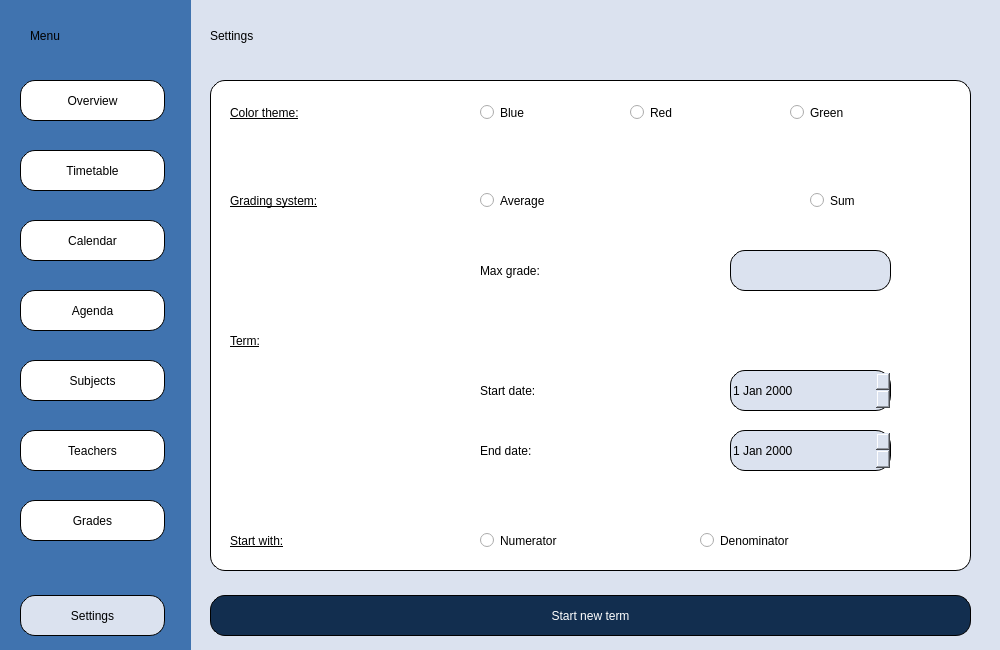
First picture: the form in Planner/settingsmain.ui, repository BeliaViktoria/Planner, before the edit.
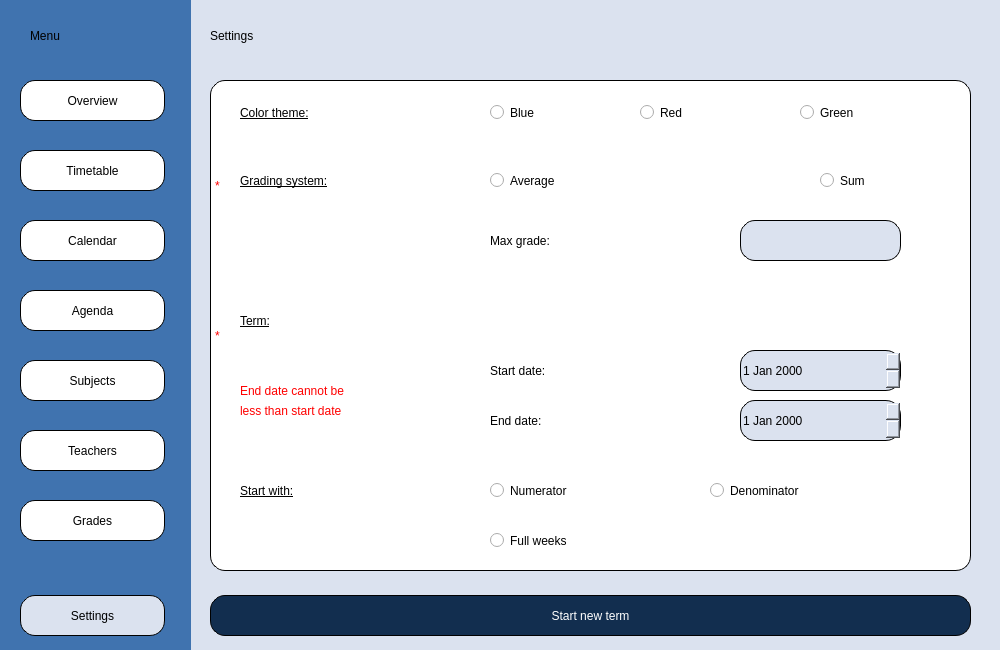
Second picture: the form after the edit.

```diff
--- a/Planner/settingsmain.ui
+++ b/Planner/settingsmain.ui
@@ -98,6 +98,149 @@
 border-width: 1px;
 border-color:rgb(0, 0, 0);</string>
     </property>
+    <widget class="QLabel" name="label_NessesaryField_1">
+     <property name="geometry">
+      <rect>
+       <x>5</x>
+       <y>90</y>
+       <width>16</width>
+       <height>31</height>
+      </rect>
+     </property>
+     <property name="styleSheet">
+      <string notr="true">border-width:0px;
+font: 14pt &quot;Gentium Book Basic&quot;;
+color:red;</string>
+     </property>
+     <property name="text">
+      <string>*</string>
+     </property>
+    </widget>
+    <widget class="QLabel" name="label_NessesaryField_2">
+     <property name="geometry">
+      <rect>
+       <x>5</x>
+       <y>240</y>
+       <width>16</width>
+       <height>31</height>
+      </rect>
+     </property>
+     <property name="styleSheet">
+      <string notr="true">border-width:0px;
+font: 14pt &quot;Gentium Book Basic&quot;;
+color:red;</string>
+     </property>
+     <property name="text">
+      <string>*</string>
+     </property>
+    </widget>
+    <widget class="QWidget" name="widget_GradingSystem" native="true">
+     <property name="geometry">
+      <rect>
+       <x>20</x>
+       <y>70</y>
+       <width>731</width>
+       <height>121</height>
+      </rect>
+     </property>
+     <property name="styleSheet">
+      <string notr="true">background-color:white;
+border-width:0px;
+</string>
+     </property>
+     <widget class="QLabel" name="label_GradingSystem">
+      <property name="geometry">
+       <rect>
+        <x>10</x>
+        <y>10</y>
+        <width>211</width>
+        <height>41</height>
+       </rect>
+      </property>
+      <property name="styleSheet">
+       <string notr="true">color: black;
+font: 75 18pt &quot;Gentium Book Basic&quot;;
+background-color: rgb(255, 255, 255);
+text-decoration: underline;</string>
+      </property>
+      <property name="text">
+       <string>Grading system:</string>
+      </property>
+     </widget>
+     <widget class="QRadioButton" name="radioButton_Average">
+      <property name="geometry">
+       <rect>
+        <x>260</x>
+        <y>10</y>
+        <width>131</width>
+        <height>41</height>
+       </rect>
+      </property>
+      <property name="styleSheet">
+       <string notr="true">color: black;
+font: 75 18pt &quot;Gentium Book Basic&quot;;
+background-color: rgb(255, 255, 255);</string>
+      </property>
+      <property name="text">
+       <string>Average</string>
+      </property>
+     </widget>
+     <widget class="QRadioButton" name="radioButton_Sum">
+      <property name="geometry">
+       <rect>
+        <x>590</x>
+        <y>10</y>
+        <width>81</width>
+        <height>41</height>
+       </rect>
+      </property>
+      <property name="styleSheet">
+       <string notr="true">color: black;
+font: 75 18pt &quot;Gentium Book Basic&quot;;
+background-color: rgb(255, 255, 255);</string>
+      </property>
+      <property name="text">
+       <string>Sum</string>
+      </property>
+     </widget>
+     <widget class="QLineEdit" name="lineEdit_MaxGrade">
+      <property name="geometry">
+       <rect>
+        <x>510</x>
+        <y>70</y>
+        <width>161</width>
+        <height>41</height>
+       </rect>
+      </property>
+      <property name="styleSheet">
+       <string notr="true">font: 18pt &quot;Gentium Book Basic&quot;;
+color: black;
+background:rgb(219, 226, 239);
+border-radius: 15px;
+border-style: solid;
+border-width: 1px;
+border-color:rgb(0, 0, 0);</string>
+      </property>
+     </widget>
+     <widget class="QLabel" name="label_MaxGrade">
+      <property name="geometry">
+       <rect>
+        <x>260</x>
+        <y>70</y>
+        <width>151</width>
+        <height>41</height>
+       </rect>
+      </property>
+      <property name="styleSheet">
+       <string notr="true">color: black;
+font: 75 18pt &quot;Gentium Book Basic&quot;;
+background-color: rgb(255, 255, 255);</string>
+      </property>
+      <property name="text">
+       <string>Max grade:</string>
+      </property>
+     </widget>
+    </widget>
    </widget>
    <zorder>widget_Settings_2</zorder>
    <zorder>label_Settings</zorder>
@@ -321,9 +464,9 @@
   <widget class="QWidget" name="widget_ColorTheme" native="true">
    <property name="geometry">
     <rect>
-     <x>220</x>
+     <x>230</x>
      <y>85</y>
-     <width>741</width>
+     <width>731</width>
      <height>50</height>
     </rect>
    </property>
@@ -407,10 +550,10 @@
   <widget class="QWidget" name="widget_StartWith" native="true">
    <property name="geometry">
     <rect>
-     <x>220</x>
-     <y>520</y>
-     <width>741</width>
-     <height>41</height>
+     <x>230</x>
+     <y>470</y>
+     <width>731</width>
+     <height>91</height>
     </rect>
    </property>
    <property name="styleSheet">
@@ -471,44 +614,12 @@
      <string>Denominator</string>
     </property>
    </widget>
-  </widget>
-  <widget class="QWidget" name="widget_GradingSystem" native="true">
-   <property name="geometry">
-    <rect>
-     <x>220</x>
-     <y>170</y>
-     <width>741</width>
-     <height>131</height>
-    </rect>
-   </property>
-   <property name="styleSheet">
-    <string notr="true">background-color:white;</string>
-   </property>
-   <widget class="QLabel" name="label_GradingSystem_2">
+   <widget class="QRadioButton" name="radioButton_FullWeeks">
     <property name="geometry">
      <rect>
-      <x>10</x>
-      <y>10</y>
-      <width>211</width>
-      <height>41</height>
-     </rect>
-    </property>
-    <property name="styleSheet">
-     <string notr="true">color: black;
-font: 75 18pt &quot;Gentium Book Basic&quot;;
-background-color: rgb(255, 255, 255);
-text-decoration: underline;</string>
-    </property>
-    <property name="text">
-     <string>Grading system:</string>
-    </property>
-   </widget>
-   <widget class="QRadioButton" name="radioButton_Average_2">
-    <property name="geometry">
-     <rect>
       <x>260</x>
-      <y>10</y>
-      <width>131</width>
+      <y>50</y>
+      <width>191</width>
       <height>41</height>
      </rect>
     </property>
@@ -518,72 +629,17 @@
 background-color: rgb(255, 255, 255);</string>
     </property>
     <property name="text">
-     <string>Average</string>
-    </property>
-   </widget>
-   <widget class="QRadioButton" name="radioButton_Sum_2">
-    <property name="geometry">
-     <rect>
-      <x>590</x>
-      <y>10</y>
-      <width>81</width>
-      <height>41</height>
-     </rect>
-    </property>
-    <property name="styleSheet">
-     <string notr="true">color: black;
-font: 75 18pt &quot;Gentium Book Basic&quot;;
-background-color: rgb(255, 255, 255);</string>
-    </property>
-    <property name="text">
-     <string>Sum</string>
-    </property>
-   </widget>
-   <widget class="QLineEdit" name="lineEdit_MaxGrade_2">
-    <property name="geometry">
-     <rect>
-      <x>510</x>
-      <y>80</y>
-      <width>161</width>
-      <height>41</height>
-     </rect>
-    </property>
-    <property name="styleSheet">
-     <string notr="true">font: 18pt &quot;Gentium Book Basic&quot;;
-color: black;
-background:rgb(219, 226, 239);
-border-radius: 15px;
-border-style: solid;
-border-width: 1px;
-border-color:rgb(0, 0, 0);</string>
-    </property>
-   </widget>
-   <widget class="QLabel" name="label_MaxGrade_2">
-    <property name="geometry">
-     <rect>
-      <x>260</x>
-      <y>80</y>
-      <width>151</width>
-      <height>41</height>
-     </rect>
-    </property>
-    <property name="styleSheet">
-     <string notr="true">color: black;
-font: 75 18pt &quot;Gentium Book Basic&quot;;
-background-color: rgb(255, 255, 255);</string>
-    </property>
-    <property name="text">
-     <string>Max grade:</string>
+     <string>Full weeks</string>
     </property>
    </widget>
   </widget>
   <widget class="QWidget" name="widget_Term" native="true">
    <property name="geometry">
     <rect>
-     <x>220</x>
-     <y>310</y>
-     <width>741</width>
-     <height>171</height>
+     <x>230</x>
+     <y>290</y>
+     <width>731</width>
+     <height>161</height>
     </rect>
    </property>
    <property name="styleSheet">
@@ -630,7 +686,7 @@
     <property name="geometry">
      <rect>
       <x>260</x>
-      <y>120</y>
+      <y>110</y>
       <width>151</width>
       <height>41</height>
      </rect>
@@ -667,7 +723,7 @@
     <property name="geometry">
      <rect>
       <x>510</x>
-      <y>120</y>
+      <y>110</y>
       <width>161</width>
       <height>41</height>
      </rect>
@@ -682,6 +738,54 @@
 border-color:rgb(0, 0, 0);</string>
     </property>
    </widget>
+   <widget class="QLabel" name="label_SmallEndDate_1">
+    <property name="geometry">
+     <rect>
+      <x>10</x>
+      <y>90</y>
+      <width>171</width>
+      <height>21</height>
+     </rect>
+    </property>
+    <property name="styleSheet">
+     <string notr="true">border-width:0px;
+font: 12pt &quot;Gentium Book Basic&quot;;
+color:red;</string>
+    </property>
+    <property name="text">
+     <string>End date cannot be</string>
+    </property>
+    <property name="textFormat">
+     <enum>Qt::AutoText</enum>
+    </property>
+    <property name="scaledContents">
+     <bool>false</bool>
+    </property>
+   </widget>
+   <widget class="QLabel" name="label_SmallEndDate_2">
+    <property name="geometry">
+     <rect>
+      <x>10</x>
+      <y>110</y>
+      <width>181</width>
+      <height>21</height>
+     </rect>
+    </property>
+    <property name="styleSheet">
+     <string notr="true">border-width:0px;
+font: 12pt &quot;Gentium Book Basic&quot;;
+color:red;</string>
+    </property>
+    <property name="text">
+     <string>less than start date</string>
+    </property>
+    <property name="textFormat">
+     <enum>Qt::AutoText</enum>
+    </property>
+    <property name="scaledContents">
+     <bool>false</bool>
+    </property>
+   </widget>
   </widget>
  </widget>
  <resources/>
```
Left out of the diff: 24 changed lines with no effect on the pictures.
